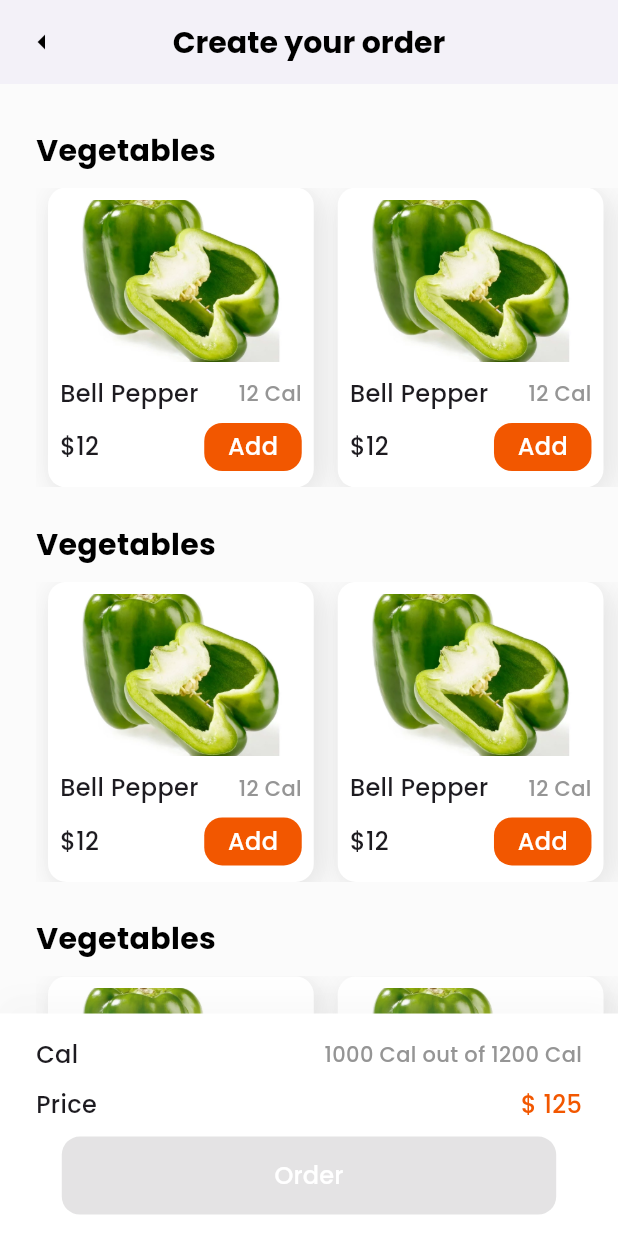
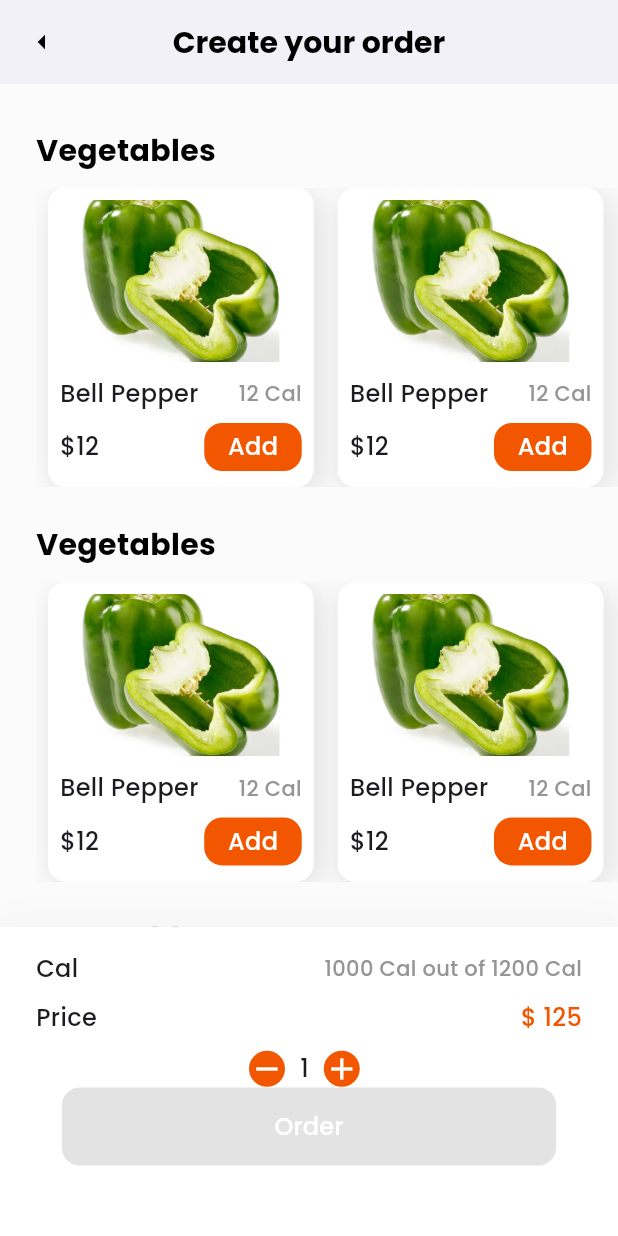
Before and after one commit to Eslamadelelkhouly/Balanced-Meal, a Flutter app: the HomeView screen opened by its route, on a phone screen of 412 x 824 dp. Run offline on Flutter 3.47's test engine with Material 3 defaults, Android fonts, the phone set to English and light mode, and no system bars; our stand-ins replace dropdown_button2, dropdown_textfield, go_router, google_fonts.

Commit message:
create row of add items

```diff
--- /dev/null
+++ b/lib/features/Home/presentation/views/widgets/container_circle.dart
@@ -0,0 +1,24 @@
+import 'package:balancedmeal/core/utils/app_color.dart';
+import 'package:flutter/material.dart';
+
+class ContainerCircle extends StatelessWidget {
+  const ContainerCircle({super.key, required this.icon});
+  final Icon icon;
+  @override
+  Widget build(BuildContext context) {
+    return Container(
+      width: 24,
+      height: 24,
+      decoration: BoxDecoration(
+        borderRadius: BorderRadius.circular(12),
+        color: AppColor.orange,
+      ),
+      child: Center(
+        child: Icon(
+          icon.icon,
+          color: Colors.white,
+        ),
+      ),
+    );
+  }
+}
--- a/lib/features/Home/presentation/views/widgets/container_info_bottom.dart
+++ b/lib/features/Home/presentation/views/widgets/container_info_bottom.dart
@@ -1,6 +1,7 @@
 import 'package:balancedmeal/core/utils/app_color.dart';
 import 'package:balancedmeal/core/utils/style.dart';
 import 'package:balancedmeal/core/widgets/custpm_button.dart';
+import 'package:balancedmeal/features/Home/presentation/views/widgets/row_of_container_circule.dart';
 import 'package:flutter/material.dart';
 
 class ContainerInfoBottom extends StatelessWidget {
@@ -12,7 +13,7 @@ class ContainerInfoBottom extends StatelessWidget {
   Widget build(BuildContext context) {
     return Container(
       width: double.infinity,
-      height: MediaQuery.of(context).size.height * 0.18,
+      height: MediaQuery.of(context).size.height * 0.25,
       decoration: BoxDecoration(
         color: Colors.white,
         boxShadow: [
@@ -67,6 +68,7 @@ class ContainerInfoBottom extends StatelessWidget {
             SizedBox(
               height: 10,
             ),
+            RowOfContainerCircule(),
             CustomButton(
               text: 'Order',
               width: MediaQuery.of(context).size.width * 0.8,
--- /dev/null
+++ b/lib/features/Home/presentation/views/widgets/row_of_container_circule.dart
@@ -0,0 +1,39 @@
+import 'package:balancedmeal/core/utils/style.dart';
+import 'package:balancedmeal/features/Home/presentation/views/widgets/container_circle.dart';
+import 'package:flutter/material.dart';
+
+class RowOfContainerCircule extends StatelessWidget {
+  const RowOfContainerCircule({super.key});
+
+  @override
+  Widget build(BuildContext context) {
+    return SizedBox(
+      width: 80,
+      height: 25,
+      child: Row(
+        children: [
+          ContainerCircle(
+            icon: const Icon(
+              Icons.remove,
+              size: 16,
+              color: Colors.white,
+            ),
+          ),
+          const SizedBox(width: 10),
+          Text(
+            '1',
+            style: AppStyle.textStylesemibold50016poppins,
+          ),
+          const SizedBox(width: 10),
+          ContainerCircle(
+            icon: const Icon(
+              Icons.add,
+              size: 16,
+              color: Colors.white,
+            ),
+          ),
+        ],
+      ),
+    );
+  }
+}
```
